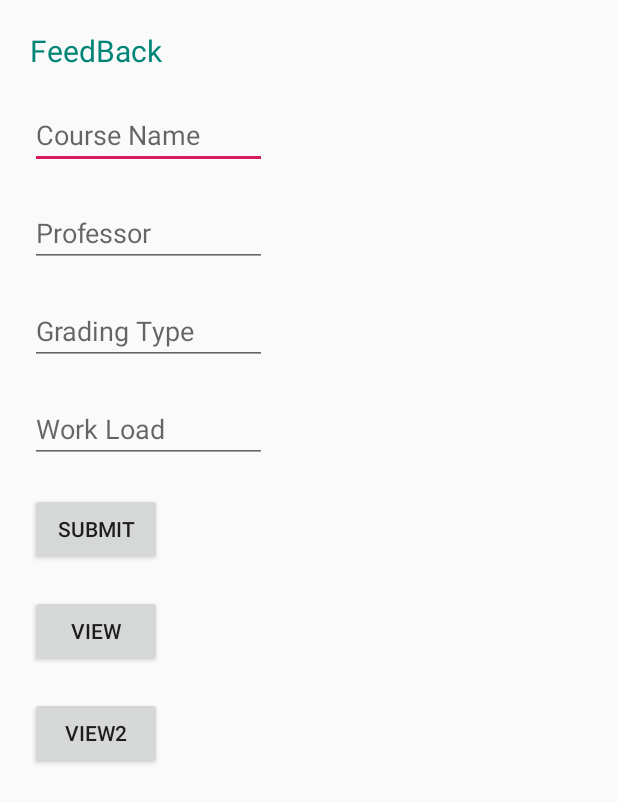
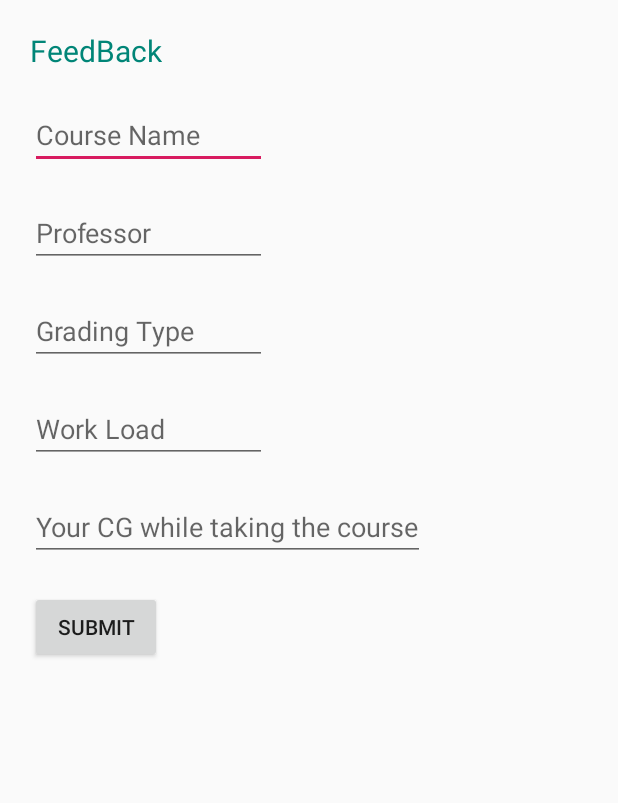
Before and after one commit to Flash-Shivam/HUL_course_selector1, an Android app: the screen it shows after launch (ThirdScreen), after a tap on "FEEDBACK", on a phone screen of 412 x 824 dp. Shown: the top 803 px of the screen. Run offline under Robolectric (Android 15) with nearby library versions, the phone set to English and light mode, and no system bars.

Commit message:
Feedback can be sent to main screen

```diff
--- a/app/src/main/java/com/shivam/hul_course_selector/MainActivity.java
+++ b/app/src/main/java/com/shivam/hul_course_selector/MainActivity.java
@@ -2,6 +2,7 @@ package com.shivam.hul_course_selector;
 
 import android.content.Intent;
 import android.os.Bundle;
+import android.support.annotation.Nullable;
 import android.support.design.widget.FloatingActionButton;
 import android.support.design.widget.Snackbar;
 import android.support.v7.app.AppCompatActivity;
@@ -196,8 +197,19 @@ public class MainActivity extends AppCompatActivity {
 
         chanescreen.putExtra("callAct","j");
 
+        final int result = 1;
 
+        startActivityForResult(chanescreen,result);
+    }
 
-        startActivity(chanescreen);
+    @Override
+    protected void onActivityResult(int requestCode, int resultCode, @Nullable Intent data) {
+        super.onActivityResult(requestCode, resultCode, data);
+
+        String sentback = data.getStringExtra("Course Details");
+
+        TextView f = (TextView) findViewById(R.id.xd);
+
+        f.setText(sentback);
     }
 }
--- a/app/src/main/res/layout/third.xml
+++ b/app/src/main/res/layout/third.xml
@@ -51,32 +51,25 @@
         android:hint="Work Load"
         />
 
-    <Button
+    <EditText
+        android:id="@+id/yar5"
         android:layout_width="wrap_content"
         android:layout_height="wrap_content"
-        android:id="@+id/Register"
-        android:text="Submit"
+        android:layout_below="@id/yar4"
         android:layout_marginTop="20dp"
-        android:layout_below="@id/yar4"
+        android:hint="Your CG while taking the course"
         />
 
-    <Button
-        android:layout_width="wrap_content"
-        android:layout_height="wrap_content"
-        android:id="@+id/View"
-        android:text="View"
-        android:layout_marginTop="20dp"
-        android:layout_below="@id/Register"
-        />
+
 
     <Button
         android:layout_width="wrap_content"
         android:layout_height="wrap_content"
         android:id="@+id/View2"
-        android:text="View2"
+        android:text="Submit"
         android:onClick="Cha"
         android:layout_marginTop="20dp"
-        android:layout_below="@id/View"
+        android:layout_below="@id/yar5"
         />
 
 
```
Also changed, not shown: app/src/main/java/com/shivam/hul_course_selector/ThirdScreen.java (+12 -49 lines), app/src/main/res/layout/activity_main.xml (+14 -0 lines).
